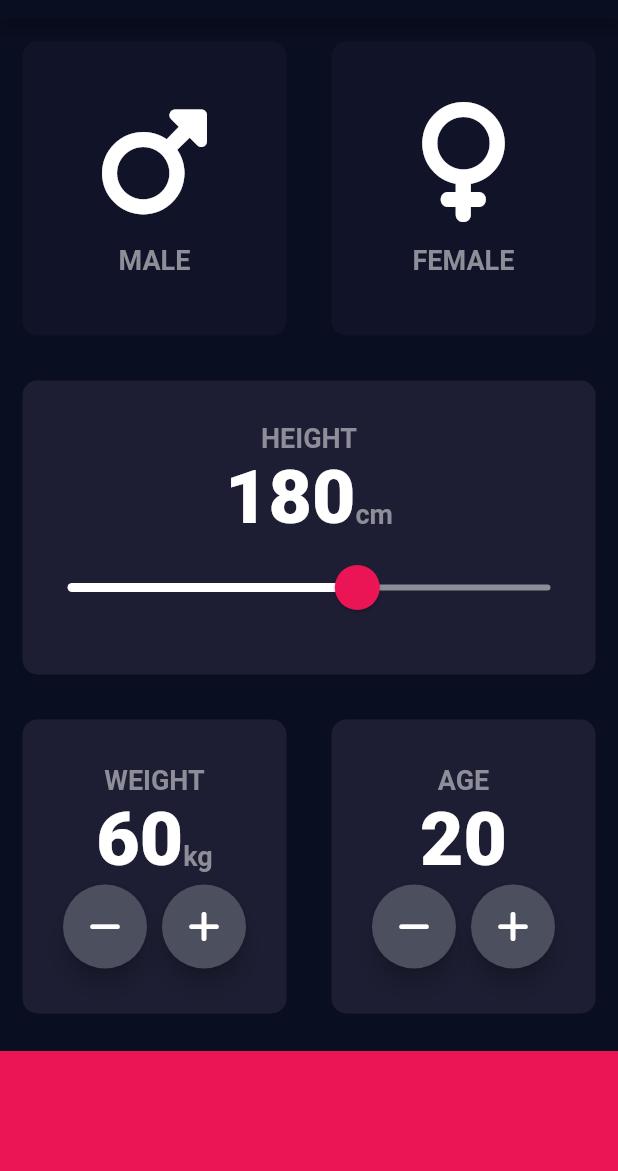
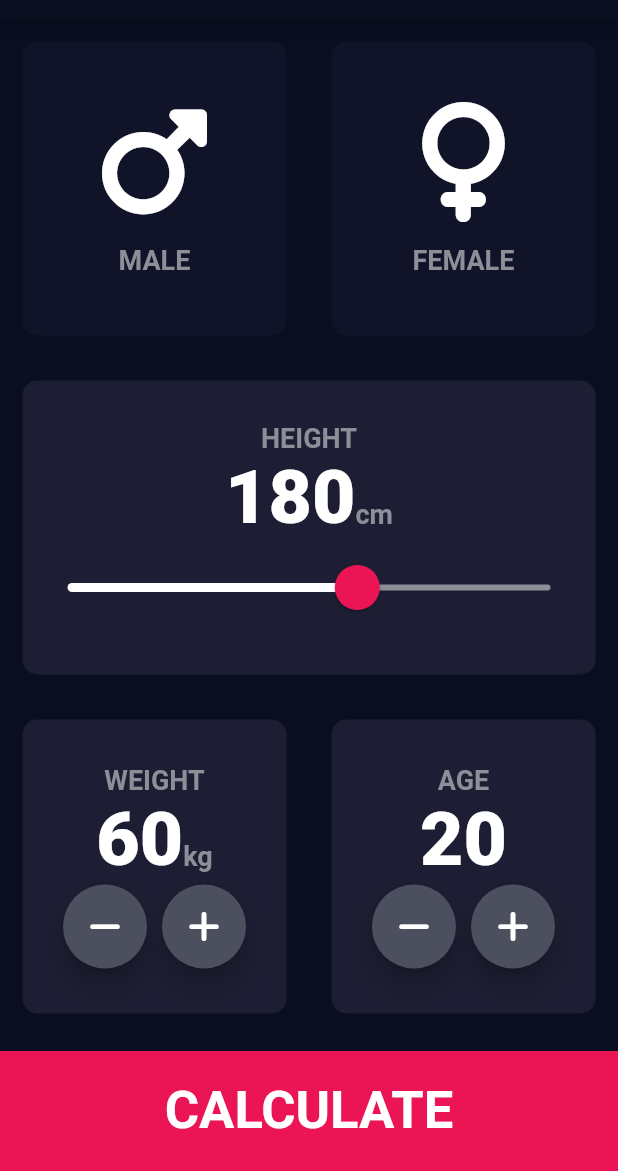
Before and after one commit to gTambo/flutter_tutorial_bmi_calculator, a Flutter app: the screen it shows after launch, on a phone screen of 412 x 824 dp, the part 65-1236 px from its top. Run offline on Flutter 3.47's test engine with Material 2 defaults, Android fonts, the phone set to English and light mode, and no system bars; our stand-ins replace font_awesome_flutter.

Commit message:
add results skeleton page and navigation

```diff
--- a/lib/input_page.dart
+++ b/lib/input_page.dart
@@ -213,12 +213,26 @@ class _InputPageState extends State<InputPage> {
                 ],
               ),
             ),
-            Container(
-              color: kBottomContainerColor,
-              margin: EdgeInsets.only(top: 10),
-              width: double.infinity,
-              height: kBottomContainerHeight,
-            )
+            GestureDetector(
+              child: Container(
+                child: Center(
+                  child: Text(
+                    'CALCULATE',
+                    style: TextStyle(
+                      fontSize: 35,
+                      fontWeight: FontWeight.bold,
+                    ),
+                  ),
+                ),
+                color: kBottomContainerColor,
+                margin: EdgeInsets.only(top: 10),
+                width: double.infinity,
+                height: kBottomContainerHeight,
+              ),
+              onTap: () {
+                Navigator.pushNamed(context, '/calculate');
+              },
+            ),
           ],
         ));
   }
--- a/lib/main.dart
+++ b/lib/main.dart
@@ -1,3 +1,4 @@
+import 'package:bmi_calculator/results_page.dart';
 import 'package:flutter/material.dart';
 import 'input_page.dart';
 
@@ -23,7 +24,11 @@ class BMICalculator extends StatelessWidget {
         ),
         // appBarTheme: AppBarTheme(color: Colors.red),
       ),
-      home: InputPage(),
+      initialRoute: '/',
+      routes: {
+        '/': (context) => InputPage(),
+        '/calculate': (context) => ResultsPage(),
+      },
     );
   }
 }
```
Also changed, not shown: lib/results_page.dart (added, +17 -0 lines).
